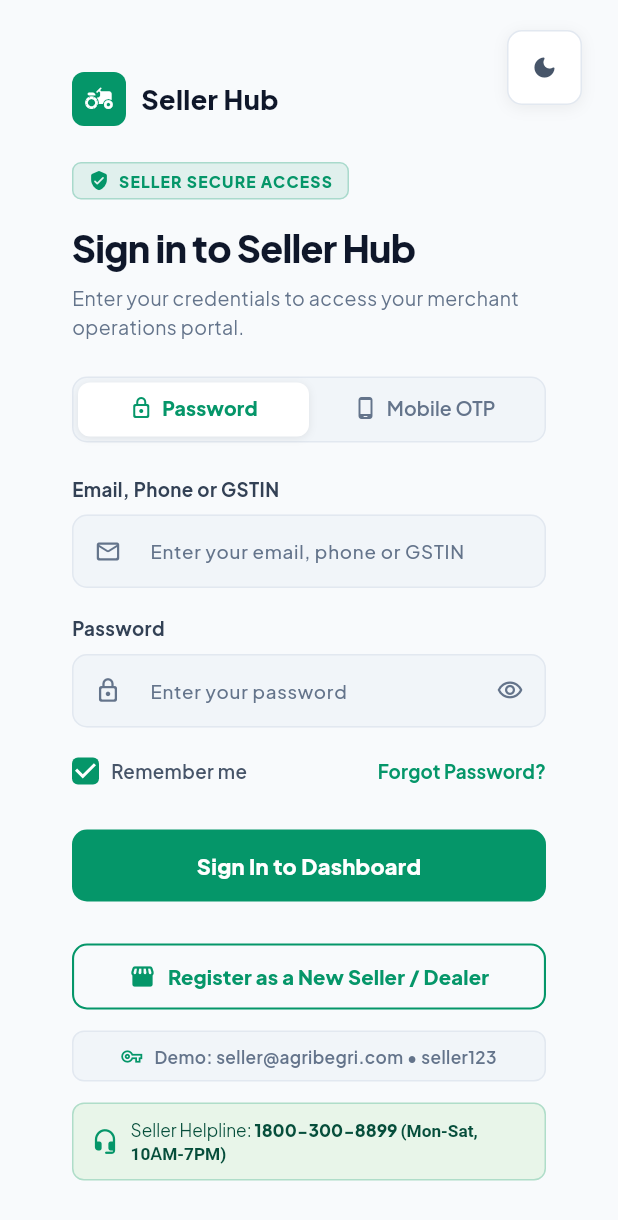
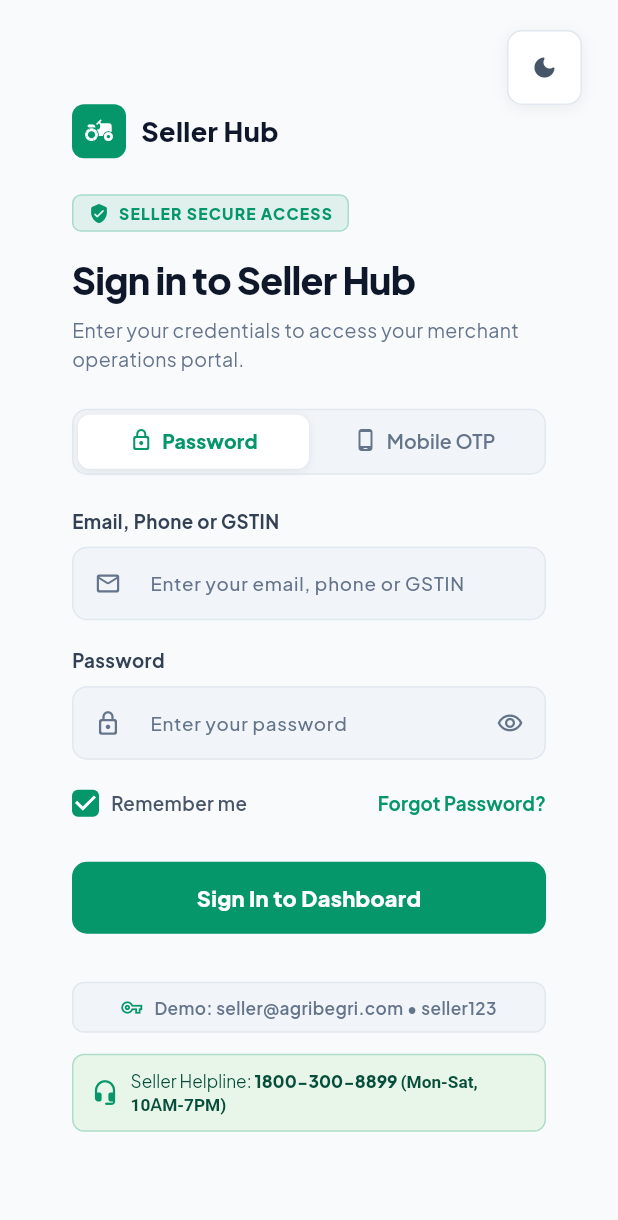
Before and after one commit to krishikrantidealer-cell/seller_hub, a Flutter app: the screen it shows after launch, on a phone screen of 412 x 824 dp. Shown: the top 1220 px of the screen. Run offline on Flutter 3.47's test engine with Material 3 defaults, Android fonts, the light colour scheme and no system bars; our stand-ins replace equatable, flutter_bloc, go_router, google_fonts, shared_preferences.

Commit message:
refactor(auth): remove seller onboarding and registration CTA from login screen

```diff
--- a/lib/presentation/auth/views/login_view.dart
+++ b/lib/presentation/auth/views/login_view.dart
@@ -545,46 +545,7 @@
                                   ),
                                 ),
 
-                                const SizedBox(height: 12),
-
-                                // Register as New Seller CTA
-                                SizedBox(
-                                  height: 44,
-                                  child: OutlinedButton(
-                                    onPressed: () {
-                                      ScaffoldMessenger.of(context).showSnackBar(
-                                        const SnackBar(content: Text('Redirecting to Seller Onboarding Registration...')),
-                                      );
-                                    },
-                                    style: OutlinedButton.styleFrom(
-                                      side: const BorderSide(
-                                        color: Color(0xFF059669),
-                                        width: 1.4,
-                                      ),
-                                      shape: RoundedRectangleBorder(borderRadius: BorderRadius.circular(10)),
-                                      foregroundColor: const Color(0xFF059669),
-                                    ),
-                                    child: FittedBox(
-                                      fit: BoxFit.scaleDown,
-                                      child: Row(
-                                        mainAxisAlignment: MainAxisAlignment.center,
-                                        children: [
-                                          const Icon(Icons.storefront_rounded, size: 18),
-                                          const SizedBox(width: 8),
-                                          Text(
-                                            'Register as a New Seller / Dealer',
-                                            style: GoogleFonts.plusJakartaSans(
-                                              fontWeight: FontWeight.w800,
-                                              fontSize: 13.5,
-                                            ),
-                                          ),
-                                        ],
-                                      ),
-                                    ),
-                                  ),
-                                ),
-
-                                const SizedBox(height: 14),
+                                const SizedBox(height: 16),
 
                                 // Default Demo Credential Hint
                                 InkWell(
```
